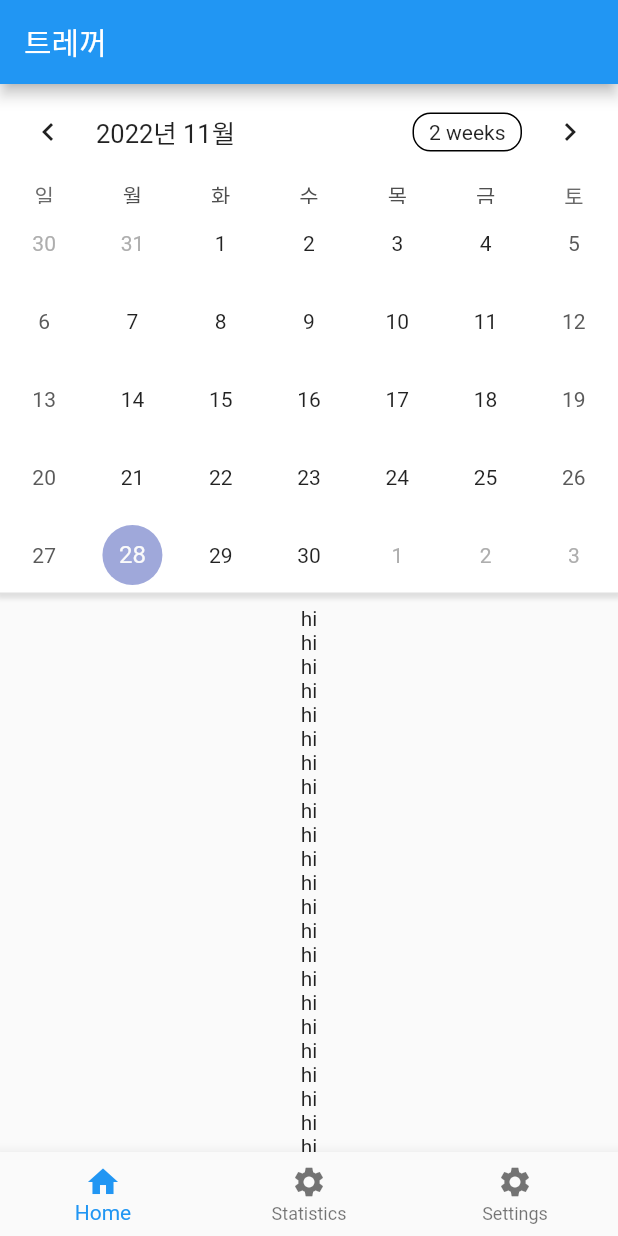
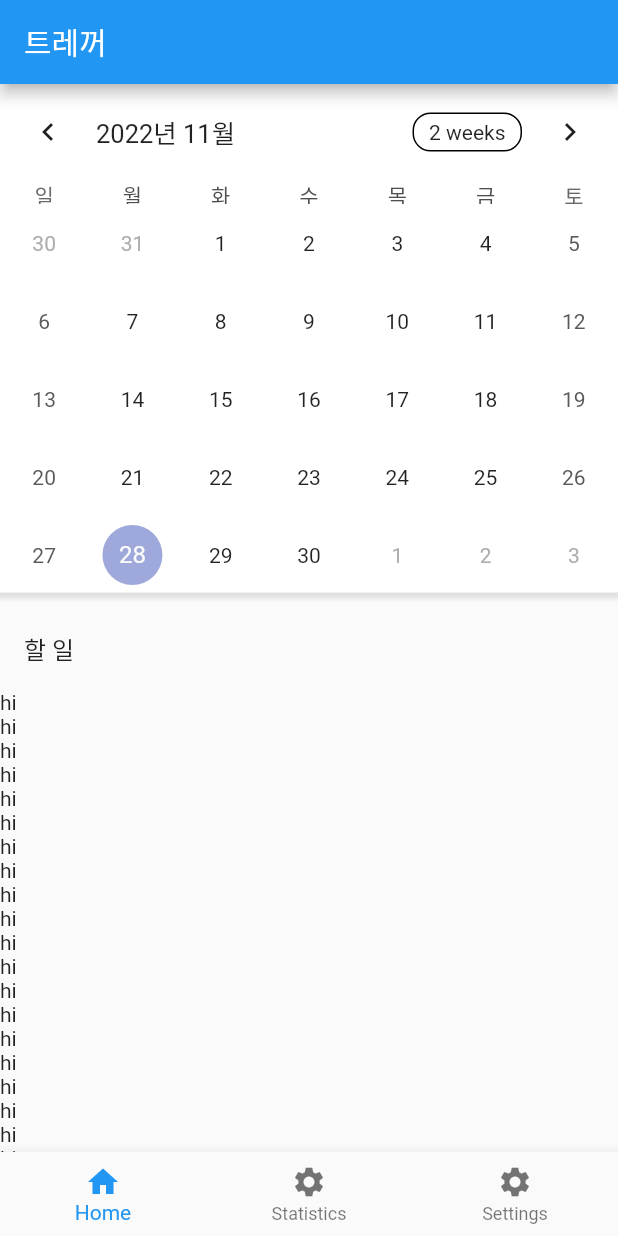
Before and after one commit to vagabondms/time_track, a Flutter app: the screen it shows after launch, on a phone screen of 412 x 824 dp. Run offline on Flutter 3.47's test engine with Material 2 defaults, Android fonts, the phone set to English and light mode, and no system bars; drawn by our look-alikes of table_calendar.

Commit message:
할 일 리스트 위젯 구현

```diff
--- a/lib/screens/home_screen.dart
+++ b/lib/screens/home_screen.dart
@@ -56,7 +56,29 @@ class _HomeScreenState extends State<HomeScreen> {
                   vertical: 8,
                 ),
                 child: Column(
+                  crossAxisAlignment: CrossAxisAlignment.stretch,
                   children: [
+                    Dismissible(
+                      background: Container(
+                        color: Colors.red,
+                        child: Text(
+                          '삭제하기',
+                        ),
+                      ),
+                      secondaryBackground: Container(
+                        color: Colors.green,
+                        child: Text(
+                          '삭제하기',
+                        ),
+                      ),
+                      key: Key('hi'),
+                      child: ListTile(
+                        title: Text('할 일'),
+                      ),
+                      onDismissed: (direction) {
+                        print(direction);
+                      },
+                    ),
                     Text('hi'),
                     Text('hi'),
                     Text('hi'),
```
Also changed, not shown: lib/widgets/dismissible.dart (added).
